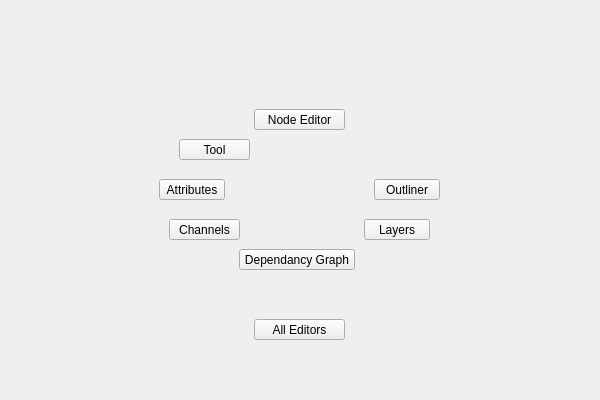
Old version of the form radial/ui/uiLevel_1/editors.ui in the repository m3trik/radial.
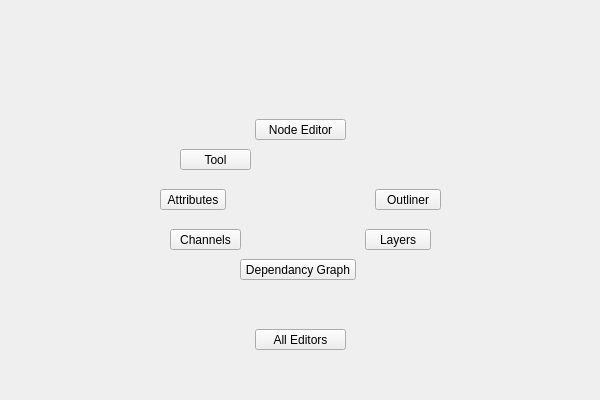
New version of the form.

What changed in the file:
```diff
--- a/radial/ui/uiLevel_1/editors.ui
+++ b/radial/ui/uiLevel_1/editors.ui
@@ -65,10 +65,10 @@
       <widget class="QWidget" name="w003" native="true">
        <property name="geometry">
         <rect>
-         <x>35</x>
-         <y>10</y>
-         <width>101</width>
-         <height>351</height>
+         <x>0</x>
+         <y>20</y>
+         <width>136</width>
+         <height>341</height>
         </rect>
        </property>
       </widget>
@@ -78,7 +78,7 @@
          <x>140</x>
          <y>10</y>
          <width>301</width>
-         <height>71</height>
+         <height>81</height>
         </rect>
        </property>
       </widget>
@@ -86,17 +86,17 @@
        <property name="geometry">
         <rect>
          <x>445</x>
-         <y>10</y>
-         <width>101</width>
-         <height>351</height>
+         <y>20</y>
+         <width>136</width>
+         <height>341</height>
         </rect>
        </property>
       </widget>
       <widget class="QWidget" name="widget" native="true">
        <property name="geometry">
         <rect>
-         <x>140</x>
-         <y>90</y>
+         <x>141</x>
+         <y>100</y>
          <width>300</width>
          <height>181</height>
         </rect>
@@ -322,10 +322,10 @@
       <widget class="QWidget" name="w002" native="true">
        <property name="geometry">
         <rect>
-         <x>140</x>
-         <y>280</y>
+         <x>141</x>
+         <y>290</y>
          <width>301</width>
-         <height>81</height>
+         <height>91</height>
         </rect>
        </property>
        <property name="whatsThis">
```
